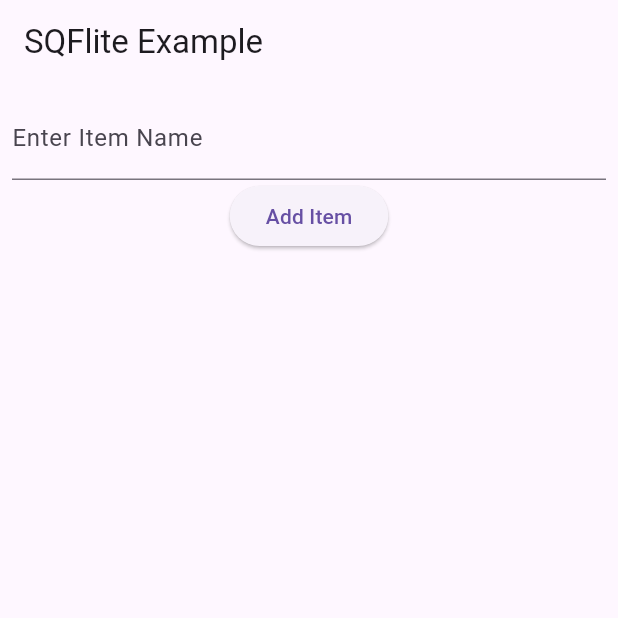
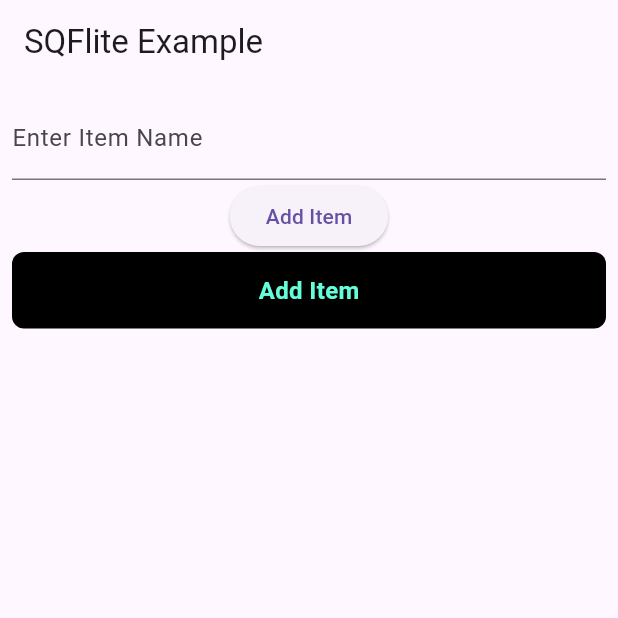
Before and after one commit to instructorFlutterNexskill/batch24_flutter, a Flutter app: the screen it shows after launch, on a phone screen of 412 x 824 dp, the top half of it. Run offline on Flutter 3.47's test engine with Material 3 defaults, Android fonts, the phone set to English and light mode, and no system bars; our stand-ins replace sqflite; accounts and stored records are empty.

Commit message:
custom widget & creating apk file

```diff
--- a/lib/main.dart
+++ b/lib/main.dart
@@ -1,10 +1,11 @@
 import 'package:abc/service/api_service.dart';
+import 'package:abc/widgets/custom_button.dart';
 import 'package:flutter/material.dart';
 
+import 'helpers/database_helper.dart';
 import 'models/product_model.dart';
 
 import 'package:flutter/material.dart';
-import 'db_helper.dart';
 
 void main() {
   runApp(MyApp());
@@ -79,6 +80,14 @@ class _MyHomePageState extends State<MyHomePage> {
               onPressed: _insertItem,
               child: Text('Add Item'),
             ),
+            CustomButton(
+              text: 'Add Item',
+              textColor: Colors.tealAccent,
+              onTap: () {
+                _insertItem;
+              },
+
+            ),
             Expanded(
               child: ListView.builder(
                 itemCount: _items.length,
@@ -101,7 +110,6 @@ class _MyHomePageState extends State<MyHomePage> {
     );
   }
 }
-
 
 // void main() => runApp(MyApp());
 //
@@ -167,7 +175,6 @@ class _MyHomePageState extends State<MyHomePage> {
 //     );
 //   }
 // }
-
 
 // import 'package:abc/home_screen.dart';
 // import 'package:flutter/material.dart';
--- /dev/null
+++ b/lib/widgets/custom_button.dart
@@ -0,0 +1,39 @@
+import 'package:flutter/material.dart';
+
+class CustomButton extends StatelessWidget {
+  final String text;
+  final Color backgroundColor;
+  final Color textColor;
+  final VoidCallback onTap;
+
+
+ CustomButton({
+    required this.text,
+     this.backgroundColor = Colors.black,
+    required this.textColor,
+    required this.onTap,
+  });
+
+  @override
+  Widget build(BuildContext context) {
+    return GestureDetector(
+      onTap: onTap,
+      child: Container(
+        alignment: Alignment.center,
+        padding: EdgeInsets.symmetric(vertical: 14, horizontal: 24),
+        decoration: BoxDecoration(
+          color: backgroundColor,
+          borderRadius: BorderRadius.circular(8),
+        ),
+        child: Text(
+          text,
+          style: TextStyle(
+            color: textColor,
+            fontSize: 16,
+            fontWeight: FontWeight.bold,
+          ),
+        ),
+      ),
+    );
+  }
+}
```
